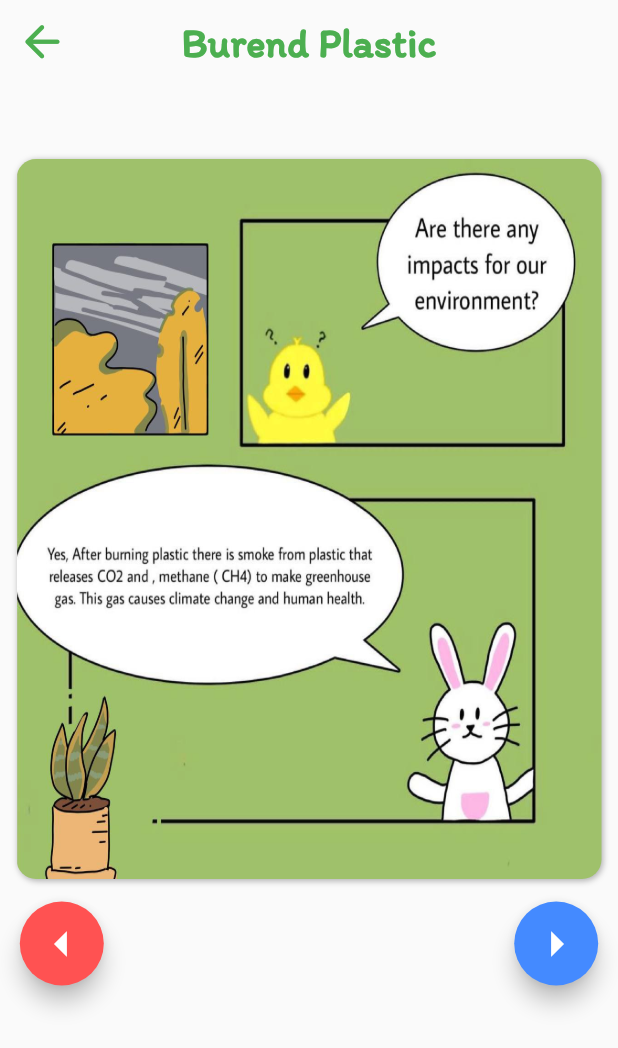
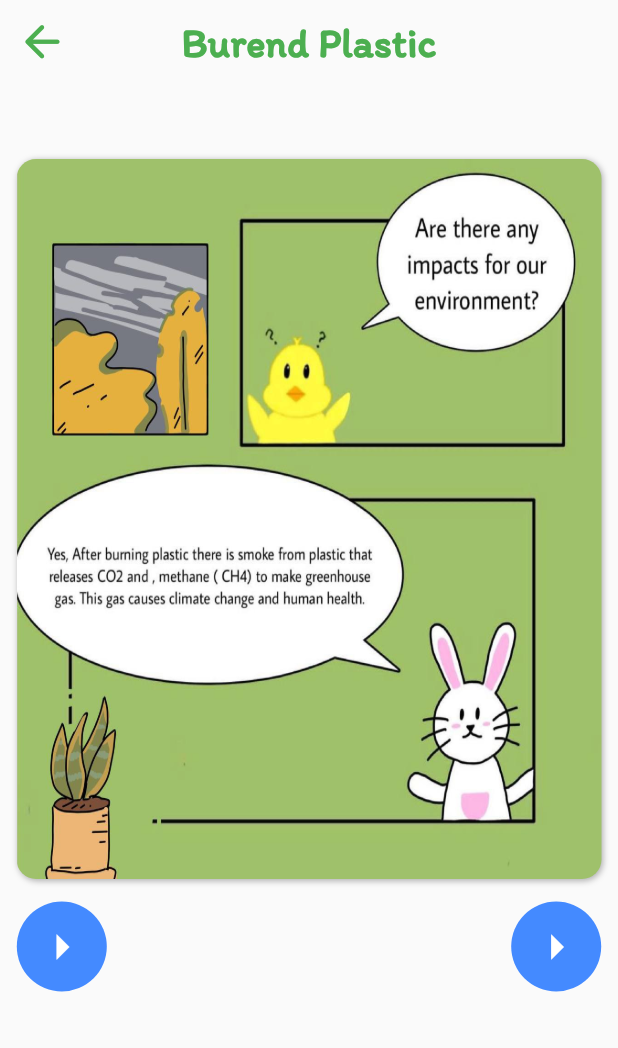
Before and after one commit to Yiyi-kim/Ecological, a Flutter app: the Cartoon1 widget shown alone on an empty page, opened directly, after a tap on the "arrow right" icon, on a phone screen of 412 x 824 dp. Shown: the top 1048 px of the screen. Run offline on Flutter 3.47's test engine with Material 2 defaults, Android fonts, the phone set to English and light mode, and no system bars; our stand-ins replace get.

Commit message:
next/back button size change

```diff
--- a/lib/Cartoon/burendplastic.dart
+++ b/lib/Cartoon/burendplastic.dart
@@ -94,14 +94,21 @@ class Cartoon1 extends StatelessWidget {
           Row(children: [
             Expanded(flex: 4, child: Container(color: Colors.transparent.withOpacity(0))),
             Expanded(flex: 1,
-                child: FloatingActionButton(
+              child: Ink(
+                decoration: const ShapeDecoration(
+                  color: Colors.blueAccent,
+                  shape: CircleBorder(),
+              ),
+              height: 60,
+              width: 60,
+              child: IconButton(
+                icon: const Icon(Icons.arrow_right,size: 40),
+                color: Colors.white,
                 onPressed: () {
                   Navigator.push(context, MaterialPageRoute(builder: (context) => Cartoon2()));
-                  },
-                  child: const Icon(Icons.arrow_right,size: 40),
-                  backgroundColor: Colors.blueAccent,
+                  }),
+              ),
             )
-            ),
           ])
         ])
       ],
@@ -166,23 +173,39 @@ class Cartoon2 extends StatelessWidget {
                 SizedBox(height: 15),
                 Row(children: [
                   Expanded(flex: 1,
-                    child: FloatingActionButton(
+                      child: Ink(
+                        decoration: const ShapeDecoration(
+                          color: Colors.blueAccent,
+                          shape: CircleBorder(),
+                        ),
+                        height: 60,
+                        width: 60,
+                        child: IconButton(
+                          icon: const Icon(Icons.arrow_right, size:40),
+                          color: Colors.white,
                           onPressed: () {
                             Navigator.pop(context);
                           },
-                        child: const Icon(Icons.arrow_left,size: 40),
-                      backgroundColor: Colors.redAccent,
                         ),
+                      )
                   ),
                   Expanded(flex: 3, child: Container(color: Colors.transparent.withOpacity(0))),
                   Expanded(flex: 1,
-                      child: FloatingActionButton(
+                    child: Ink(
+                      decoration: const ShapeDecoration(
+                        color: Colors.blueAccent,
+                        shape: CircleBorder(),
+                      ),
+                      height: 60,
+                      width: 60,
+                      child: IconButton(
+                        icon: const Icon(Icons.arrow_right, size:40),
+                        color: Colors.white,
                         onPressed: () {
                           Navigator.push(context, MaterialPageRoute(builder: (context) => Cartoon3()));
                         },
-                        child: const Icon(Icons.arrow_right,size: 40),
-                        backgroundColor: Colors.blueAccent,
                       ),
+                    )
                   ),
                 ])
               ])
@@ -254,8 +277,10 @@ class Cartoon3 extends StatelessWidget {
                           color: Colors.redAccent,
                           shape: CircleBorder(),
                         ),
+                        height: 60,
+                        width: 60,
                         child: IconButton(
-                          icon: const Icon(Icons.arrow_left,size: 30),
+                          icon: const Icon(Icons.arrow_left,size: 40),
                           color: Colors.white,
                           onPressed: () {
                             Navigator.pop(context);
@@ -270,8 +295,10 @@ class Cartoon3 extends StatelessWidget {
                           color: Colors.blueAccent,
                           shape: CircleBorder(),
                         ),
+                        height: 60,
+                        width: 60,
                         child: IconButton(
-                          icon: const Icon(Icons.view_headline_rounded,size: 30),
+                          icon: const Icon(Icons.view_headline_rounded,size: 40),
                           color: Colors.white,
                           onPressed: () {
                             Navigator.of(context).pushNamedAndRemoveUntil('/', (Route<dynamic> route) => false);
```
Also changed, not shown: lib/Cartoon/cuttingtree.dart (+15 -5 lines), lib/Cartoon/foodwaste.dart (+15 -5 lines), lib/Cartoon/fossilefuel.dart (+15 -5 lines). Lines whose indentation alone changed are shown as unchanged.
